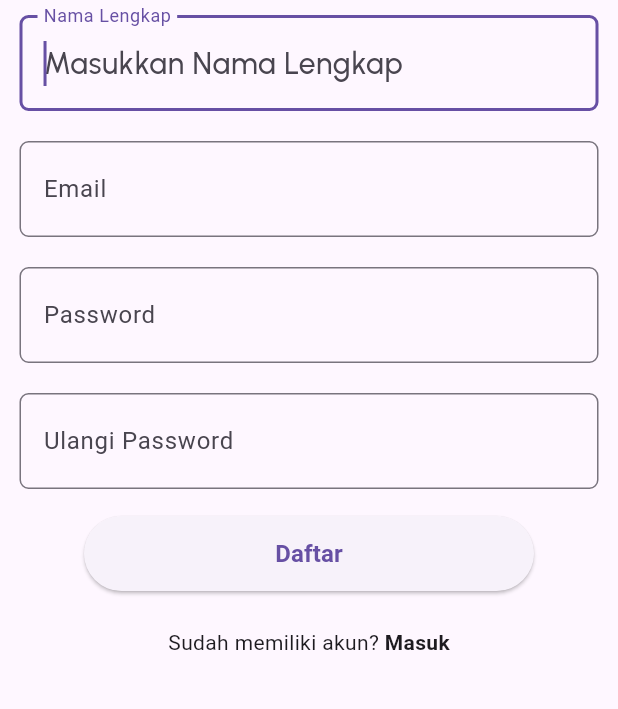
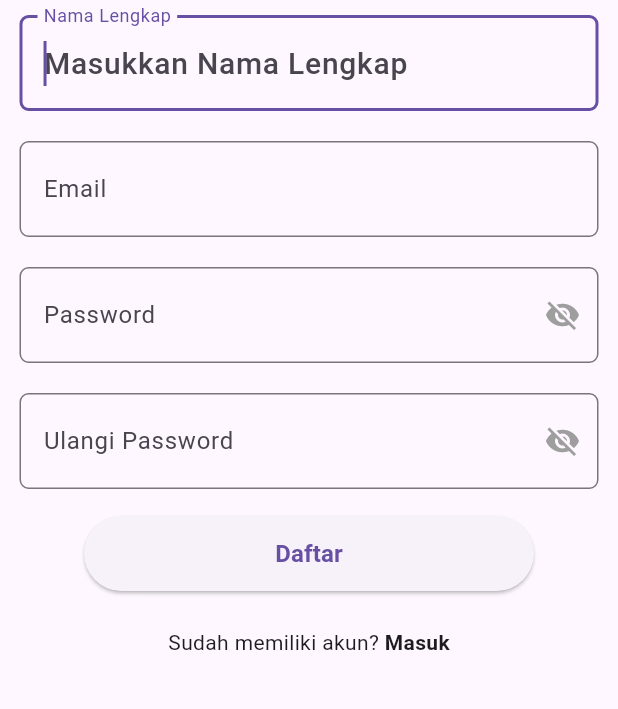
Before and after one commit to alvianfirdaus/EduScan, a Flutter app: the pageSignUp screen opened by its route, on a phone screen of 412 x 824 dp, the part 438-1147 px from its top. Run offline on Flutter 3.47's test engine with Material 3 defaults, Android fonts, the phone set to English and light mode, and no system bars; our stand-ins replace camera, firebase_auth, firebase_core, flutter_riverpod, google_fonts; accounts and stored records are empty.

Commit message:
add hidden text

```diff
--- a/lib/pages/page_sign_in.dart
+++ b/lib/pages/page_sign_in.dart
@@ -19,7 +19,6 @@ class _pageSignInState extends State<pageSignIn> {
   var enteredPassword = '';
 
   void _submit() async {
-
     final isValid = _formKey.currentState!.validate();
     if (!isValid) {
       return;
@@ -78,23 +77,23 @@ class _pageSignInState extends State<pageSignIn> {
                 fontSize: 17,
               )),
               Container(
-                child: customTextField(
+                child: CustomTextField(
                   label: 'Email',
                   hint: 'Masukkan Email',
                   textInputType: TextInputType.emailAddress,
                   validator: (value) {
                     if (value.isEmpty || !value.contains('@')) {
-                        return 'Email tidak tidak valid';
+                      return 'Email tidak valid';
                     }
                     return null;
                   },
                   onSaved: (value) {
                     enteredEmail = value!;
-                    }
+                  },
                 ),
               ),
               Container(
-                child: customTextField(
+                child: CustomTextField(
                   label: 'Password',
                   hint: 'Masukkan Password',
                   textInputType: TextInputType.visiblePassword,
@@ -108,6 +107,8 @@ class _pageSignInState extends State<pageSignIn> {
                   onSaved: (value) {
                     enteredPassword = value!;
                   },
+                  showVisibilityIcon:
+                      true, // Tambahkan properti showVisibilityIcon
                 ),
               ),
               ButtonBar(
@@ -130,7 +131,8 @@ class _pageSignInState extends State<pageSignIn> {
                     ),
                     child: Text(
                       'Masuk',
-                      style: TextStyle(fontWeight: FontWeight.bold, fontSize: 16),
+                      style:
+                          TextStyle(fontWeight: FontWeight.bold, fontSize: 16),
                     ),
                   ),
                 ],
@@ -153,13 +155,11 @@ class _pageSignInState extends State<pageSignIn> {
                             side: BorderSide(color: Colors.blue)),
                       )),
                   onPressed: () {
-
                     Navigator.pushNamed(context, Routes.signUp);
                   },
                   child: Text(
                     'Daftar',
-                  )
-                ),
+                  )),
             ],
           ),
         ),
--- a/lib/pages/page_sign_up.dart
+++ b/lib/pages/page_sign_up.dart
@@ -23,7 +23,6 @@ class _pageSignUpState extends State<pageSignUp> {
   var enteredPasswordRepeat = '';
 
   void _submit() async {
-
     final isValid = _formKey.currentState!.validate();
     if (!isValid) {
       return;
@@ -31,8 +30,7 @@ class _pageSignUpState extends State<pageSignUp> {
     _formKey.currentState!.save();
     try {
       final userCredentials =
-          await
-          _firebaseAuth.createUserWithEmailAndPassword(
+          await _firebaseAuth.createUserWithEmailAndPassword(
               email: enteredEmail, password: enteredPassword);
       await userCredentials.user!.updateDisplayName(enteredName);
 
@@ -46,7 +44,8 @@ class _pageSignUpState extends State<pageSignUp> {
       ScaffoldMessenger.of(context).showSnackBar(
         SnackBar(
           content: Text(message),
-          backgroundColor: Theme.of(context).errorColor,),
+          backgroundColor: Theme.of(context).errorColor,
+        ),
       );
     } catch (error) {
       print(error);
@@ -81,7 +80,7 @@ class _pageSignUpState extends State<pageSignUp> {
                 child: CustomTextStyle(text: 'Buat akun EduScan anda.'),
               ),
               Container(
-                child: customTextField(
+                child: CustomTextField(
                   label: 'Nama Lengkap',
                   hint: 'Masukkan Nama Lengkap',
                   textInputType: TextInputType.name,
@@ -97,7 +96,7 @@ class _pageSignUpState extends State<pageSignUp> {
                 ),
               ),
               Container(
-                child: customTextField(
+                child: CustomTextField(
                     label: 'Email',
                     hint: 'Masukkan Email',
                     textInputType: TextInputType.emailAddress,
@@ -112,7 +111,7 @@ class _pageSignUpState extends State<pageSignUp> {
                     }),
               ),
               Container(
-                child: customTextField(
+                child: CustomTextField(
                   label: 'Password',
                   hint: 'Masukkan Password',
                   textInputType: TextInputType.visiblePassword,
@@ -126,24 +125,28 @@ class _pageSignUpState extends State<pageSignUp> {
                   onSaved: (value) {
                     enteredPassword = value!;
                   },
+                  showVisibilityIcon:
+                      true, // Tampilkan ikon mata untuk input password
                 ),
               ),
               Container(
-                child: customTextField(
+                child: CustomTextField(
                   label: 'Ulangi Password',
                   hint: 'Masukkan Ulang Password',
-                    textInputType: TextInputType.visiblePassword, hiddenText: true,
+                  textInputType: TextInputType.visiblePassword,
+                  hiddenText: true,
                   validator: (value) {
                     if (value.isEmpty || value.length < 8) {
                       return 'Password kurang dari 8 karakter';
-                        //} else if (value != enteredPassword) {
-                        //  return 'Password tidak sama';
                     }
                     return null;
                   },
                   onSaved: (value) {
                     enteredPasswordRepeat = value!;
-                    }),
+                  },
+                  showVisibilityIcon:
+                      true, // Tampilkan ikon mata untuk ulangi password juga
+                ),
               ),
               ButtonBar(
                 alignment: MainAxisAlignment.center,
--- a/lib/widgets/custom_field_text.dart
+++ b/lib/widgets/custom_field_text.dart
@@ -2,40 +2,41 @@ import 'package:flutter/material.dart';
 import 'package:myapp/widgets/custom_text_style.dart';
 import 'package:myapp/utils.dart';
 
-class customTextField extends StatefulWidget {
+class CustomTextField extends StatefulWidget {
   final String label;
   final String hint;
   final bool? hiddenText;
   final TextInputType? textInputType;
   final Function(dynamic)? validator;
   final void Function(dynamic)? onSaved;
+  final bool showVisibilityIcon;
 
-  customTextField(
-      {required this.label,
-      required this.hint,
-      this.textInputType,
-      this.hiddenText,
-      this.validator,
-      this.onSaved,
-      Key? key})
-      : super(key: key);
+  CustomTextField({
+    required this.label,
+    required this.hint,
+    this.textInputType,
+    this.hiddenText,
+    this.validator,
+    this.onSaved,
+    this.showVisibilityIcon = false,
+    Key? key,
+  }) : super(key: key);
 
   @override
-  State<customTextField> createState() => _customTextFieldState();
+  _CustomTextFieldState createState() => _CustomTextFieldState();
 }
 
-class _customTextFieldState extends State<customTextField> {
+class _CustomTextFieldState extends State<CustomTextField> {
+  bool _isObscure = true;
+
   @override
   Widget build(BuildContext context) {
     return Container(
       padding: EdgeInsets.symmetric(vertical: 10, horizontal: 13),
       child: TextFormField(
-        focusNode: FocusNode(),
-        obscureText: widget.hiddenText ??
-            false, // Menggunakan nilai default jika hiddenText adalah null
+        obscureText: (widget.hiddenText ?? false) ? _isObscure : false,
         autofocus: true,
-        style: SafeGoogleFont(
-          'Urbanist',
+        style: TextStyle(
           fontSize: 20,
           color: Colors.black,
           fontWeight: FontWeight.w500,
@@ -50,6 +51,21 @@ class _customTextFieldState extends State<customTextField> {
           contentPadding: EdgeInsets.symmetric(vertical: 17, horizontal: 12),
           labelText: widget.label,
           hintText: widget.hint,
+          suffixIcon: widget.showVisibilityIcon &&
+                  (widget.label.toLowerCase() == 'password' ||
+                      widget.label.toLowerCase() == 'ulangi password')
+              ? GestureDetector(
+                  onTap: () {
+                    setState(() {
+                      _isObscure = !_isObscure;
+                    });
+                  },
+                  child: Icon(
+                    _isObscure ? Icons.visibility_off : Icons.visibility,
+                    color: Colors.grey,
+                  ),
+                )
+              : null,
         ),
       ),
     );
```
Lines whose indentation alone changed are shown as unchanged.
